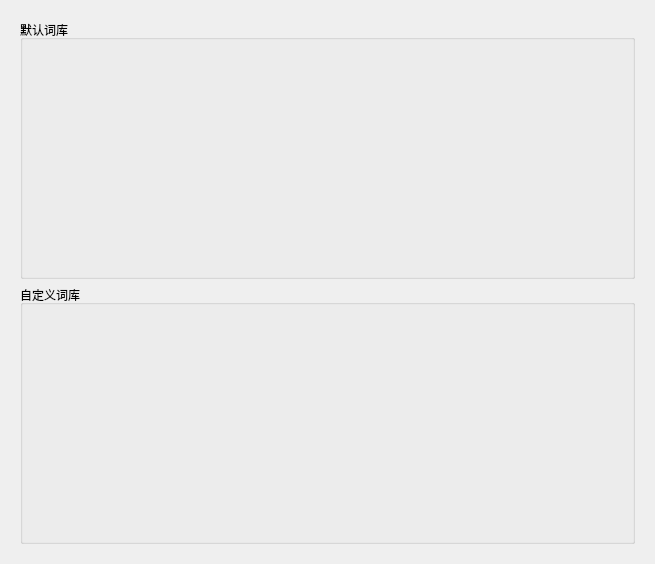
The window that WordLite/learnwidget.ui (Staaaaaaaaar/WordHub) describes before a commit, drawn with Qt 5.
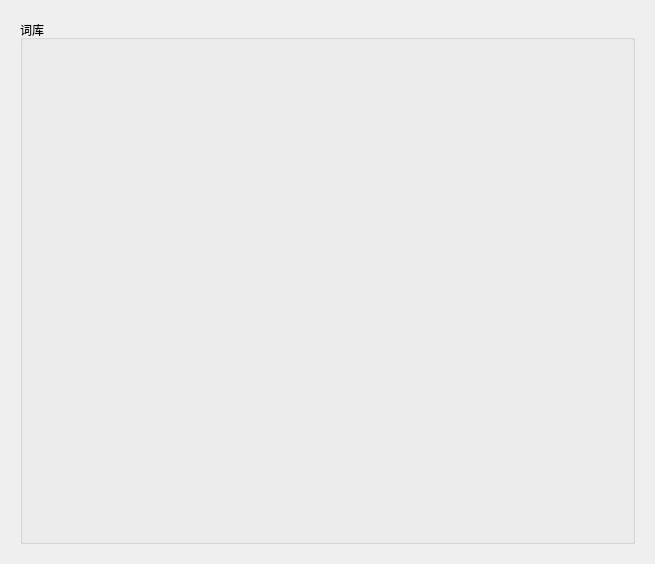
The same window after the commit. The open tabs and pages were chosen to show the change.

Diff of the .ui file:
```diff
--- a/WordLite/learnwidget.ui
+++ b/WordLite/learnwidget.ui
@@ -24,14 +24,7 @@
        <item>
         <widget class="QGroupBox" name="defaultBox">
          <property name="title">
-          <string>默认词库</string>
-         </property>
-        </widget>
-       </item>
-       <item>
-        <widget class="QGroupBox" name="customizeBox">
-         <property name="title">
-          <string>自定义词库</string>
+          <string>词库</string>
          </property>
         </widget>
        </item>
```
Left out of the diff: 10 changed lines with no effect on the pictures.
